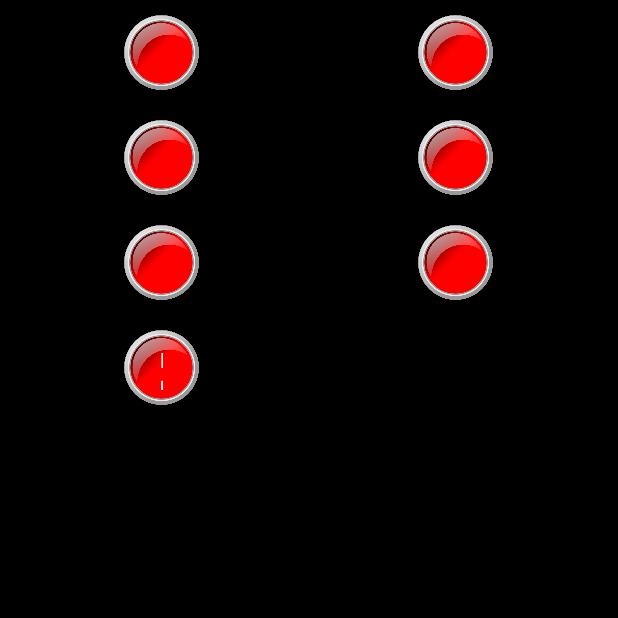
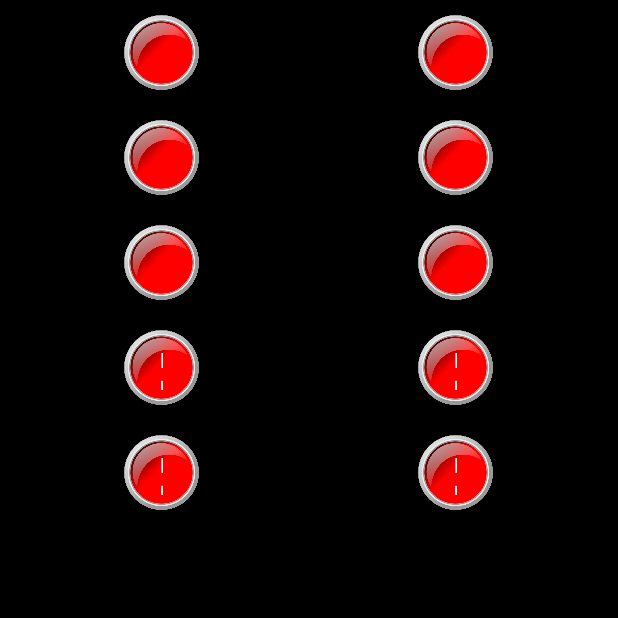
Before and after one commit to Agustin2211/Android, an Android app: the Botones screen opened directly, with no data from a screen before it, on a phone screen of 412 x 824 dp, the top half of it. Run offline under Robolectric (Android 15) with nearby library versions, the phone set to English and light mode, and no system bars.

Commit message:
Update activity_botones.xml

```diff
--- a/Botonera/app/src/main/res/layout/activity_botones.xml
+++ b/Botonera/app/src/main/res/layout/activity_botones.xml
@@ -273,9 +273,119 @@
                     android:layout_width="match_parent"
                     android:layout_height="match_parent"
                     android:layout_weight="1"
+                    android:gravity="center_horizontal"
+                    android:orientation="vertical">
+
+                    <Button
+                        android:id="@+id/buttonEstoNoEsSerioVieja"
+                        android:layout_width="50dp"
+                        android:layout_height="50dp"
+                        android:text="Button"
+                        android:background="@drawable/boton"
+                        app:backgroundTint="@null"/>
+
+                    <TextView
+                        android:id="@+id/tvEstoNoEsSerioVieja"
+                        android:layout_width="match_parent"
+                        android:layout_height="wrap_content"
+                        android:text="Esto no es serio vieja"
+                        android:fontFamily="sans-serif-black"
+                        android:textAlignment="center"
+                        android:textColor="@color/red"
+                        android:textStyle="bold"
+                        android:visibility="gone" />
+                </LinearLayout>
+            </LinearLayout>
+
+        </LinearLayout>
+
+        <LinearLayout
+            android:layout_width="match_parent"
+            android:layout_height="wrap_content"
+            android:orientation="vertical">
+
+            <LinearLayout
+                android:layout_width="match_parent"
+                android:layout_height="match_parent"
+                android:orientation="horizontal"
+                android:padding="10dp">
+
+                <LinearLayout
+                    android:layout_width="match_parent"
+                    android:layout_height="match_parent"
+                    android:layout_weight="1"
+                    android:gravity="center_horizontal"
+                    android:orientation="vertical">
+
+                    <Button
+                        android:id="@+id/buttonRutinaUNNOBA"
+                        android:layout_width="50dp"
+                        android:layout_height="50dp"
+                        android:background="@drawable/boton"
+                        android:text="Button"
+                        app:backgroundTint = "@null"/>
+
+                    <TextView
+                        android:id="@+id/tvRutinaUNNOBA"
+                        android:layout_width="match_parent"
+                        android:layout_height="wrap_content"
+                        android:fontFamily="sans-serif-black"
+                        android:textAlignment="center"
+                        android:textColor="@color/red"
+                        android:textStyle="bold"
+                        android:text="Rutina de la U.N.N.O.B.A."
+                        android:visibility="gone" />
+                </LinearLayout>
+
+                <LinearLayout
+                    android:layout_width="match_parent"
+                    android:layout_height="match_parent"
+                    android:layout_weight="1"
+                    android:gravity="center_horizontal"
+                    android:orientation="vertical">
+
+                    <Button
+                        android:id="@+id/buttonNoEsSerioEstoVieja"
+                        android:layout_width="50dp"
+                        android:layout_height="50dp"
+                        android:background="@drawable/boton"
+                        android:text="Button"
+                        app:backgroundTint="@null" />
+
+                    <TextView
+                        android:id="@+id/tvNoEsSerioVieja"
+                        android:layout_width="match_parent"
+                        android:layout_height="wrap_content"
+                        android:fontFamily="sans-serif-black"
+                        android:text="Esto No Es Serio Vieja"
+                        android:textAlignment="center"
+                        android:textColor="@color/red"
+                        android:textStyle="bold"
+                        android:visibility="gone" />
+                </LinearLayout>
+            </LinearLayout>
+        </LinearLayout>
+
+        <LinearLayout
+            android:layout_width="match_parent"
+            android:layout_height="match_parent"
+            android:orientation="vertical">
+
+            <LinearLayout
+                android:layout_width="match_parent"
+                android:layout_height="match_parent"
+                android:orientation="horizontal">
+
+                <LinearLayout
+                    android:layout_width="match_parent"
+                    android:layout_height="match_parent"
+                    android:orientation="vertical"></LinearLayout>
+
+                <LinearLayout
+                    android:layout_width="match_parent"
+                    android:layout_height="match_parent"
                     android:orientation="vertical"></LinearLayout>
             </LinearLayout>
-
         </LinearLayout>
 
         <LinearLayout
```
